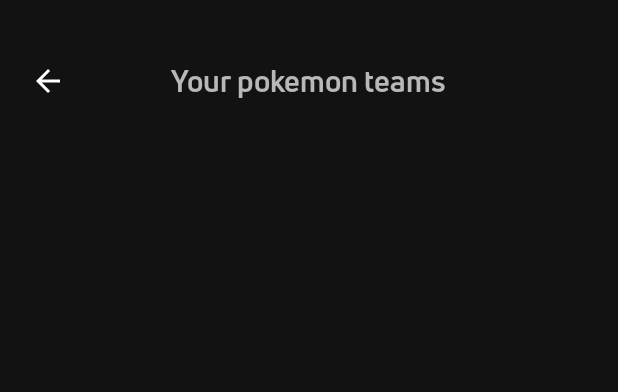
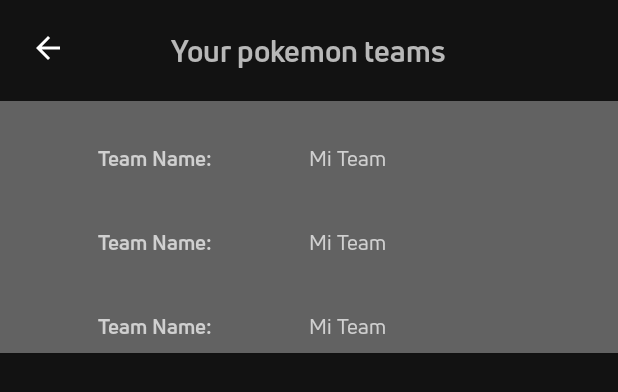
Before and after one commit to ahuamana/CleanArquitecturePokeDex, an Android app: the layout activity_pokemon_team.xml on its own in the app's theme, with its tools: preview values and no code run, on a phone screen of 412 x 824 dp. Shown: the top 392 px of the screen. Run offline under Robolectric (Android 15) with nearby library versions, the phone set to English and light mode, and no system bars.

Commit message:
if applied this will implement a usecase to fetch all pokemon teams creadted by user

```diff
--- a/data/src/main/java/com/paparazziteam/cleanarquitecturepokemon/data/home/remote/PokemonFirebaseSource.kt
+++ b/data/src/main/java/com/paparazziteam/cleanarquitecturepokemon/data/home/remote/PokemonFirebaseSource.kt
@@ -1,10 +1,14 @@
 package com.paparazziteam.cleanarquitecturepokemon.data.home.remote
 
+import androidx.lifecycle.LiveData
 import com.paparazziteam.cleanarquitecturepokemon.domain.PokemonResponse
 import com.paparazziteam.cleanarquitecturepokemon.domain.PokemonTeam
+import pe.com.tarjetaw.android.client.shared.network.Resource
 
 interface PokemonFirebaseSource {
     suspend fun createTeam(pokemonTeam:PokemonTeam)
     suspend fun addPokemonToTeam(teamId: String, pokemon: PokemonResponse)
     suspend fun removePokemonFromTeam(teamId: String, pokemon: PokemonResponse)
+
+    suspend fun getTeamsByUser(userId: String): LiveData<Resource<List<PokemonTeam>>>
 }
--- a/data/src/main/java/com/paparazziteam/cleanarquitecturepokemon/data/home/repository/PokemonRepository.kt
+++ b/data/src/main/java/com/paparazziteam/cleanarquitecturepokemon/data/home/repository/PokemonRepository.kt
@@ -27,4 +27,6 @@ class PokemonRepository @Inject constructor(
     suspend fun getPokemonsByRegion(region:String, limit:Int, offSet:Int) = pokemonGraphQlDataSource.getPokemonsByRegion(region, limit, offSet)
 
     suspend fun createTeam(pokemonTeam: PokemonTeam) = pokemonFirebaseSource.createTeam(pokemonTeam)
+
+    suspend fun getTeamsByUser(userId: String) = pokemonFirebaseSource.getTeamsByUser(userId)
 }
--- a/feature-home/build.gradle
+++ b/feature-home/build.gradle
@@ -3,6 +3,7 @@ plugins {
     id 'org.jetbrains.kotlin.android'
     id 'dagger.hilt.android.plugin'
     id 'kotlin-kapt'
+    id 'org.jetbrains.kotlin.plugin.serialization'
 }
 
 android {
--- a/feature-home/src/main/java/com/paparazziteam/cleanarquitecturepokemon/feature/home/viewmodels/HomeViewModel.kt
+++ b/feature-home/src/main/java/com/paparazziteam/cleanarquitecturepokemon/feature/home/viewmodels/HomeViewModel.kt
@@ -147,7 +147,7 @@ class HomeViewModel @Inject constructor(
         val pokemonTeam = PokemonTeam(
             name = name,
             pokemon = getPokemonsSelected(),
-            createdby = email,
+            userId = email,
             regionName = currectRegionSelected
         )
         viewModelScope.launch {
--- a/feature-home/src/main/res/layout/activity_pokemon_team.xml
+++ b/feature-home/src/main/res/layout/activity_pokemon_team.xml
@@ -5,25 +5,6 @@
     android:layout_width="match_parent"
     android:layout_height="match_parent"
     tools:context=".PokemonTeamActivity">
-
-    <androidx.constraintlayout.widget.ConstraintLayout
-        android:id="@+id/clPokemonTeam"
-        android:layout_width="match_parent"
-        android:layout_height="match_parent"
-
-        app:layout_constraintBottom_toBottomOf="parent"
-        app:layout_constraintEnd_toEndOf="parent"
-        app:layout_constraintStart_toStartOf="parent"
-        app:layout_constraintTop_toTopOf="parent">
-
-        <androidx.constraintlayout.widget.ConstraintLayout
-            android:id="@+id/clPokemonTeamHeader"
-            android:layout_width="match_parent"
-            android:layout_height="wrap_content"
-            android:layout_marginTop="20dp"
-            app:layout_constraintEnd_toEndOf="parent"
-            app:layout_constraintStart_toStartOf="parent"
-            app:layout_constraintTop_toTopOf="parent">
 
     <TextView
         android:id="@+id/tvPokemonTeamTitle"
@@ -36,7 +17,6 @@
         android:text="@string/pokemon_team_title"
         android:fontFamily="@font/uni_neue_bold"
         android:textSize="20sp"
-                app:layout_constraintBottom_toBottomOf="parent"
         app:layout_constraintEnd_toEndOf="parent"
         app:layout_constraintStart_toStartOf="parent"
         app:layout_constraintTop_toTopOf="parent" />
@@ -46,41 +26,22 @@
         android:layout_width="wrap_content"
         android:layout_height="wrap_content"
         android:layout_marginStart="20dp"
-                android:layout_marginTop="20dp"
-                android:layout_marginEnd="20dp"
-                android:layout_marginBottom="20dp"
         android:src="@drawable/ic_back"
-                app:layout_constraintBottom_toBottomOf="parent"
         app:layout_constraintRight_toLeftOf="parent"
         app:layout_constraintStart_toStartOf="parent"
-                app:layout_constraintTop_toTopOf="parent" />
-
-        </androidx.constraintlayout.widget.ConstraintLayout>
-
-        <androidx.constraintlayout.widget.ConstraintLayout
-            android:id="@+id/clPokemonTeamBody"
-            android:layout_width="match_parent"
-            android:layout_height="wrap_content"
-            android:layout_marginTop="20dp"
-            app:layout_constraintEnd_toEndOf="parent"
-            app:layout_constraintStart_toStartOf="parent"
-            app:layout_constraintTop_toBottomOf="@+id/clPokemonTeamHeader">
+        app:layout_constraintTop_toTopOf="@+id/tvPokemonTeamTitle" />
 
     <androidx.recyclerview.widget.RecyclerView
         android:id="@+id/rvPokemonTeam"
         android:layout_width="match_parent"
-                android:layout_height="wrap_content"
-                android:layout_marginStart="20dp"
+        android:layout_height="0dp"
         android:layout_marginTop="20dp"
-                android:layout_marginEnd="20dp"
-                android:layout_marginBottom="20dp"
-                app:layout_constraintBottom_toBottomOf="parent"
+        android:orientation="vertical"
         app:layout_constraintEnd_toEndOf="parent"
         app:layout_constraintStart_toStartOf="parent"
-                app:layout_constraintTop_toTopOf="parent" />
+        app:layout_constraintTop_toBottomOf="@+id/tvPokemonTeamTitle"
+        app:layout_constraintBottom_toBottomOf="parent"
+        tools:itemCount="3"
+        tools:listitem="@layout/item_pokemon_team" />
 
 </androidx.constraintlayout.widget.ConstraintLayout>
-
-    </androidx.constraintlayout.widget.ConstraintLayout>
-
-</androidx.constraintlayout.widget.ConstraintLayout>
--- a/feature-home/src/main/res/layout/item_pokemon.xml
+++ b/feature-home/src/main/res/layout/item_pokemon.xml
@@ -1,6 +1,6 @@
 <?xml version="1.0" encoding="utf-8"?>
 <com.google.android.material.card.MaterialCardView xmlns:android="http://schemas.android.com/apk/res/android"
-    android:layout_width="match_parent"
+    android:layout_width="wrap_content"
     xmlns:app="http://schemas.android.com/apk/res-auto"
     xmlns:tools="http://schemas.android.com/tools"
     app:cardCornerRadius="8dp"
@@ -57,7 +57,7 @@
 
         <com.google.android.material.textview.MaterialTextView
             android:id="@+id/pokemon_description_short"
-            android:layout_width="wrap_content"
+            android:layout_width="120dp"
             android:layout_height="wrap_content"
             android:gravity="center"
             android:fontFamily="@font/uni_neue_regular"
--- /dev/null
+++ b/feature-home/src/main/res/layout/item_pokemon_team.xml
@@ -0,0 +1,58 @@
+<?xml version="1.0" encoding="utf-8"?>
+<com.google.android.material.card.MaterialCardView xmlns:android="http://schemas.android.com/apk/res/android"
+    android:layout_width="match_parent"
+    xmlns:app="http://schemas.android.com/apk/res-auto"
+    xmlns:tools="http://schemas.android.com/tools"
+    app:cardCornerRadius="0dp"
+    app:cardBackgroundColor="@color/color_input_hint"
+    android:layout_height="wrap_content">
+
+    <androidx.constraintlayout.widget.ConstraintLayout
+        android:layout_width="match_parent"
+        android:layout_marginVertical="8dp"
+        android:layout_height="match_parent">
+
+
+        <androidx.recyclerview.widget.RecyclerView
+            android:id="@+id/rvPokemonTeamPokemon"
+            android:layout_width="wrap_content"
+            android:layout_marginTop="12dp"
+            android:layout_height="wrap_content"
+            app:layoutManager="androidx.recyclerview.widget.LinearLayoutManager"
+            app:layout_constraintEnd_toEndOf="parent"
+            tools:listitem="@layout/item_pokemon"
+            tools:layoutManager="androidx.recyclerview.widget.LinearLayoutManager"
+            android:orientation="horizontal"
+            app:layout_constraintStart_toStartOf="parent"
+            app:layout_constraintTop_toTopOf="parent"
+            tools:itemCount="6" />
+
+        <com.google.android.material.textview.MaterialTextView
+            android:id="@+id/tvPokemonTeamName"
+            android:layout_width="0dp"
+            android:layout_marginTop="8dp"
+            android:layout_height="wrap_content"
+            android:gravity="center"
+            android:text="Team Name:"
+            android:fontFamily="@font/uni_neue_bold"
+            app:layout_constraintEnd_toStartOf="@+id/tvPokemonTeamNameDescription"
+            app:layout_constraintStart_toStartOf="parent"
+            app:layout_constraintTop_toBottomOf="@+id/rvPokemonTeamPokemon" />
+
+        <com.google.android.material.textview.MaterialTextView
+            android:id="@+id/tvPokemonTeamNameDescription"
+            android:layout_width="0dp"
+            android:layout_marginTop="8dp"
+            android:layout_height="wrap_content"
+            android:gravity="start"
+            android:text="Mi Team"
+            android:fontFamily="@font/uni_neue_regular"
+            app:layout_constraintStart_toEndOf="@+id/tvPokemonTeamName"
+            app:layout_constraintEnd_toEndOf="parent"
+            app:layout_constraintTop_toBottomOf="@+id/rvPokemonTeamPokemon" />
+
+
+    </androidx.constraintlayout.widget.ConstraintLayout>
+
+
+</com.google.android.material.card.MaterialCardView>
```
Also changed, not shown: data/src/main/java/com/paparazziteam/cleanarquitecturepokemon/data/home/remote/PokemonFirebaseSourceImpl.kt (+29 -0 lines), domain/src/main/java/com/paparazziteam/cleanarquitecturepokemon/domain/Entities.kt (+16 -11 lines), feature-home/src/main/java/com/paparazziteam/cleanarquitecturepokemon/feature/home/PokemonTeamActivity.kt (+53 -0 lines), feature-home/src/main/java/com/paparazziteam/cleanarquitecturepokemon/feature/home/adapters/PokemonTeamAdapter.kt (added, +58 -0 lines), feature-home/src/main/java/com/paparazziteam/cleanarquitecturepokemon/feature/home/viewmodels/PokemonTeamViewModel.kt (+38 -1 lines), feature-home/src/main/res/layout/activity_home.xml (+6 -3 lines), feature-home/src/main/res/layout/item_pokemon_image.xml (added, +87 -0 lines), shared/src/main/java/com/paparazziteam/cleanarquitecturepokemon/shared/components/HorizontalSpacingItemDecoration.kt (added, +13 -0 lines), shared/src/main/java/com/paparazziteam/cleanarquitecturepokemon/shared/components/VerticalSpacingItemDecoration.kt (added, +21 -0 lines), usecases/src/main/java/com/paparazziteam/cleanarquitecturepokemon/usecases/GetTeamsByUserUseCase.kt (added, +10 -0 lines). Lines whose indentation alone changed are shown as unchanged.
